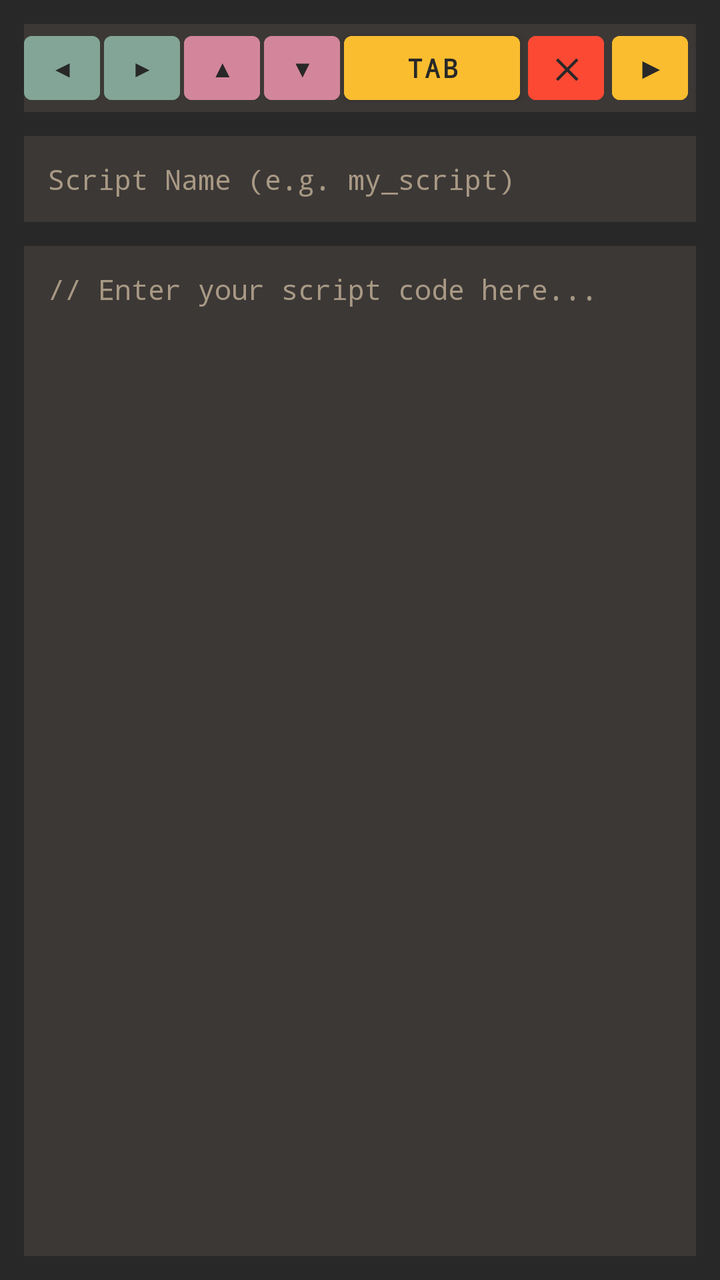
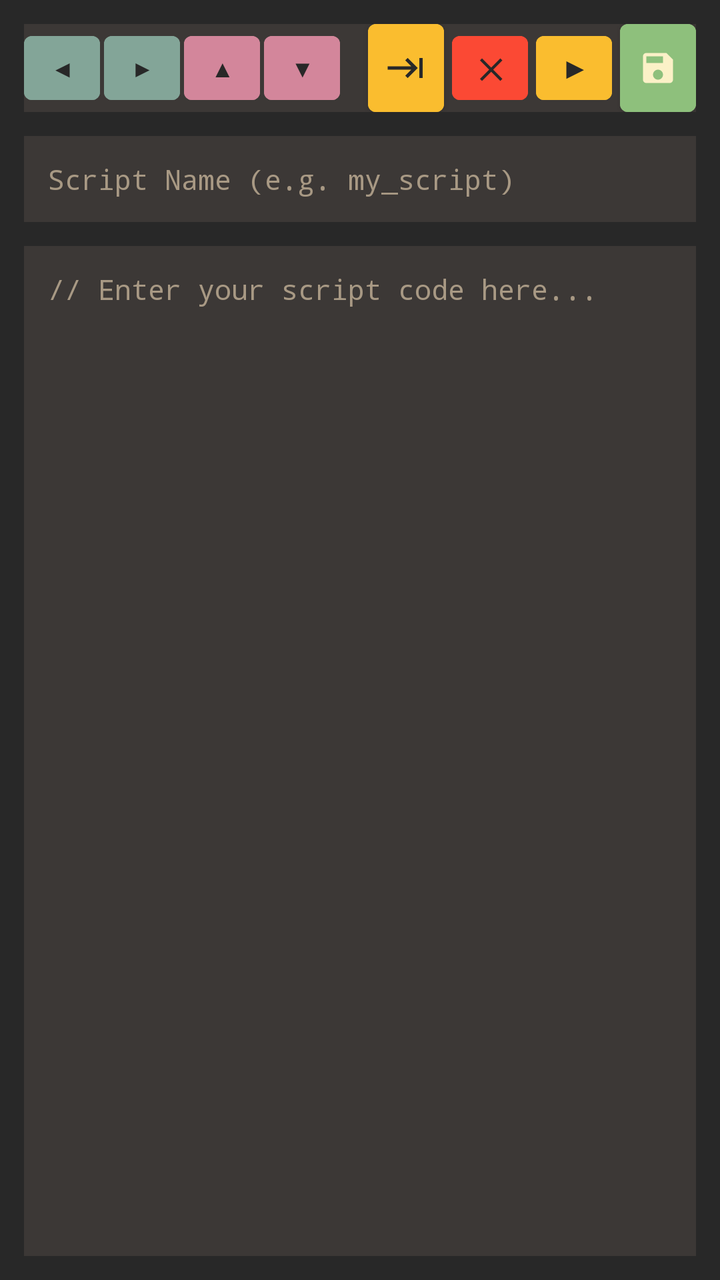

An Android layout rendered at two revisions. The XML below is the earlier revision; the diff shows what the commit changed to produce the second picture.
<!-- AndroidManifest.xml: application theme Theme.Droidulator -->
<!-- res/layout/dialog_script_editor.xml -->
<?xml version="1.0" encoding="utf-8"?>
<LinearLayout xmlns:android="http://schemas.android.com/apk/res/android"
    xmlns:app="http://schemas.android.com/apk/res-auto"
    android:id="@+id/script_editor_root"
    android:layout_width="match_parent"
    android:layout_height="match_parent"
    android:orientation="vertical"
    android:background="@color/gruvbox_bg"
    android:padding="12dp">

    
    <LinearLayout
        android:id="@+id/script_editor_topbar"
        android:layout_width="match_parent"
        android:layout_height="44dp"
        android:orientation="horizontal"
        android:gravity="center_vertical"
        android:background="@color/gruvbox_bg_soft"
        android:layout_marginBottom="12dp">

        
        <Button
            android:id="@+id/btn_script_nav_left"
            android:contentDescription="@string/access_btn_nav_left"
            android:layout_width="38dp"
            android:layout_height="match_parent"
            android:text="@string/ui_text_041"
            android:textColor="@color/gruvbox_bg"
            android:backgroundTint="@color/gruvbox_blue"
            android:textSize="12sp"
            android:padding="0dp" />

        <Button
            android:id="@+id/btn_script_nav_right"
            android:contentDescription="@string/access_btn_nav_right"
            android:layout_width="38dp"
            android:layout_height="match_parent"
            android:text="@string/ui_text_042"
            android:textColor="@color/gruvbox_bg"
            android:backgroundTint="@color/gruvbox_blue"
            android:textSize="12sp"
            android:padding="0dp"
            android:layout_marginStart="2dp" />

        <Button
            android:id="@+id/btn_script_nav_up"
            android:contentDescription="@string/access_btn_nav_up"
            android:layout_width="38dp"
            android:layout_height="match_parent"
            android:text="@string/ui_text_043"
            android:textColor="@color/gruvbox_bg"
            android:backgroundTint="@color/gruvbox_purple"
            android:textSize="12sp"
            android:padding="0dp"
            android:layout_marginStart="2dp" />

        <Button
            android:id="@+id/btn_script_nav_down"
            android:contentDescription="@string/access_btn_nav_down"
            android:layout_width="38dp"
            android:layout_height="match_parent"
            android:text="@string/ui_text_044"
            android:textColor="@color/gruvbox_bg"
            android:backgroundTint="@color/gruvbox_purple"
            android:textSize="12sp"
            android:padding="0dp"
            android:layout_marginStart="2dp" />

        <View
            android:layout_width="0dp"
            android:layout_height="1dp"
            android:layout_weight="1" />

        
        <Button
            android:id="@+id/btn_script_tab"
            android:layout_width="wrap_content"
            android:layout_height="match_parent"
            android:text="@string/btn_tab"
            android:textColor="@color/gruvbox_bg"
            android:backgroundTint="@color/gruvbox_yellow"
            android:fontFamily="monospace"
            android:textSize="13sp"
            android:textStyle="bold"
            android:layout_marginStart="2dp"
            android:layout_marginEnd="4dp" />

        
        <Button
            android:id="@+id/btn_script_cancel"
            android:contentDescription="@string/ui_text_011"
            android:layout_width="38dp"
            android:layout_height="match_parent"
            android:text="@string/btn_clear"
            android:textColor="@color/gruvbox_bg"
            android:backgroundTint="@color/gruvbox_red"
            android:fontFamily="monospace"
            android:textSize="14sp"
            android:textStyle="bold"
            android:padding="0dp" />

        
        <Button
            android:id="@+id/btn_script_run"
            android:contentDescription="@string/ui_text_046"
            android:layout_width="38dp"
            android:layout_height="match_parent"
            android:text="▶"
            android:textColor="@color/gruvbox_bg"
            android:backgroundTint="@color/gruvbox_yellow"
            android:fontFamily="sans-serif"
            android:textSize="14sp"
            android:textStyle="bold"
            android:padding="0dp"
            android:layout_marginStart="4dp" />

        
        <com.google.android.material.button.MaterialButton
            android:id="@+id/btn_script_save"
            android:contentDescription="@string/ui_text_047"
            android:layout_width="38dp"
            android:layout_height="match_parent"
            android:backgroundTint="@color/gruvbox_aqua"
            app:icon="@drawable/ic_save"
            app:iconGravity="textStart"
            app:iconPadding="0dp"
            app:iconSize="20dp"
            app:iconTint="@color/gruvbox_light_bg"
            android:padding="0dp"
            android:insetTop="0dp"
            android:insetBottom="0dp"
            android:insetLeft="0dp"
            android:insetRight="0dp"
            android:layout_marginStart="4dp" />
    </LinearLayout>

    
    <EditText
        android:id="@+id/et_script_name"
        android:inputType="textNoSuggestions"
        android:layout_width="match_parent"
        android:layout_height="wrap_content"
        android:hint="@string/ui_text_048"
        android:textColorHint="@color/gruvbox_fg_dim"
        android:textColor="@color/gruvbox_fg"
        android:background="@color/gruvbox_bg_soft"
        android:fontFamily="monospace"
        android:textSize="14sp"
        android:padding="12dp"
        android:singleLine="true"
        android:layout_marginBottom="12dp" />

    
    <EditText
        android:id="@+id/et_script_code"
        android:layout_width="match_parent"
        android:layout_height="0dp"
        android:layout_weight="1"
        android:hint="@string/ui_text_049"
        android:textColorHint="@color/gruvbox_fg_dim"
        android:textColor="@color/gruvbox_fg"
        android:background="@color/gruvbox_bg_soft"
        android:fontFamily="monospace"
        android:textSize="14sp"
        android:padding="12dp"
        android:gravity="top|start"
        android:inputType="textMultiLine|textNoSuggestions"
        android:scrollbars="vertical" />

</LinearLayout>
<!-- resources referenced by this layout -->
<resources>
  <color name="gruvbox_aqua">#8ec07c</color>
  <color name="gruvbox_bg">#282828</color>
  <color name="gruvbox_bg_soft">#3c3836</color>
  <color name="gruvbox_blue">#83a598</color>
  <color name="gruvbox_fg">#ebdbb2</color>
  <color name="gruvbox_fg_dim">#a89984</color>
  <color name="gruvbox_light_bg">#fbf1c7</color>
  <color name="gruvbox_purple">#d3869b</color>
  <color name="gruvbox_red">#fb4934</color>
  <color name="gruvbox_yellow">#fabd2f</color>
  <!-- drawable ic_save (drawable) -->
  <vector xmlns:android="http://schemas.android.com/apk/res/android"
      android:width="20dp"
      android:height="20dp"
      android:viewportWidth="24"
      android:viewportHeight="24">
      <path
          android:fillColor="@android:color/white"
          android:pathData="M17,3H5c-1.11,0 -2,0.9 -2,2v14c0,1.1 0.89,2 2,2h14c1.1,0 2,-0.9 2,-2V7l-4,-4zm-5,16c-1.66,0 -3,-1.34 -3,-3s1.34,-3 3,-3 3,1.34 3,3 -1.34,3 -3,3zm3,-10H5V5h10v4z"/>
  </vector>
  <string name="access_btn_nav_down">Next command</string>
  <string name="access_btn_nav_left">Move cursor left</string>
  <string name="access_btn_nav_right">Move cursor right</string>
  <string name="access_btn_nav_up">Previous command</string>
  <string name="btn_clear">✕</string>
  <string name="btn_tab">Tab</string>
  <string name="ui_text_011" formatted="false">Cancel</string>
  <string name="ui_text_041" formatted="false">◀</string>
  <string name="ui_text_042" formatted="false">▶</string>
  <string name="ui_text_043" formatted="false">▲</string>
  <string name="ui_text_044" formatted="false">▼</string>
  <string name="ui_text_046" formatted="false">▶ RUN</string>
  <string name="ui_text_047" formatted="false">SAVE</string>
  <string name="ui_text_048" formatted="false">Script Name (e.g. my_script)</string>
  <string name="ui_text_049" formatted="false">// Enter your script code here...</string>
  <style name="Theme.Droidulator" parent="Theme.MaterialComponents.DayNight.NoActionBar">
          <item name="colorPrimary">@color/gruvbox_green</item>
          <item name="colorPrimaryVariant">@color/gruvbox_aqua</item>
          <item name="colorOnPrimary">@color/gruvbox_bg</item>
          <item name="android:statusBarColor">@color/gruvbox_bg</item>
          <item name="android:windowBackground">@color/gruvbox_bg</item>
          <item name="alertDialogTheme">@style/GruvboxAlertDialogTheme</item>
          <item name="android:alertDialogTheme">@style/GruvboxAlertDialogTheme</item>
      </style>
  <color name="gruvbox_green">#b8bb26</color>
  <style name="GruvboxAlertDialogTheme" parent="Theme.MaterialComponents.DayNight.Dialog.Alert">
          <item name="android:windowBackground">@color/gruvbox_bg</item>
          <item name="android:colorBackground">@color/gruvbox_bg</item>
          <item name="colorSurface">@color/gruvbox_bg</item>
          <item name="colorOnSurface">@color/gruvbox_fg</item>
          <item name="android:textColorPrimary">@color/gruvbox_fg</item>
          <item name="android:textColorSecondary">@color/gruvbox_fg_dim</item>
          <item name="colorAccent">@color/gruvbox_aqua</item>
      </style>
</resources>

<!-- the commit's change to res/layout/dialog_script_editor.xml (unified diff, before → after) -->
@@ -72,16 +72,22 @@
             android:layout_weight="1" />
 
         
-        <Button
+        <com.google.android.material.button.MaterialButton
             android:id="@+id/btn_script_tab"
-            android:layout_width="wrap_content"
+            android:contentDescription="@string/btn_tab"
+            android:layout_width="38dp"
             android:layout_height="match_parent"
-            android:text="@string/btn_tab"
-            android:textColor="@color/gruvbox_bg"
             android:backgroundTint="@color/gruvbox_yellow"
-            android:fontFamily="monospace"
-            android:textSize="13sp"
-            android:textStyle="bold"
+            app:icon="@drawable/ic_tab"
+            app:iconGravity="textStart"
+            app:iconPadding="0dp"
+            app:iconSize="20dp"
+            app:iconTint="@color/gruvbox_bg"
+            android:padding="0dp"
+            android:insetTop="0dp"
+            android:insetBottom="0dp"
+            android:insetLeft="0dp"
+            android:insetRight="0dp"
             android:layout_marginStart="2dp"
             android:layout_marginEnd="4dp" />
 
<!-- resource entries referenced after the edit -->
@@ -19,6 +19,16 @@
       <path
           android:fillColor="@android:color/white"
           android:pathData="M17,3H5c-1.11,0 -2,0.9 -2,2v14c0,1.1 0.89,2 2,2h14c1.1,0 2,-0.9 2,-2V7l-4,-4zm-5,16c-1.66,0 -3,-1.34 -3,-3s1.34,-3 3,-3 3,1.34 3,3 -1.34,3 -3,3zm3,-10H5V5h10v4z"/>
+  </vector>
+  <!-- drawable ic_tab (drawable) -->
+  <vector xmlns:android="http://schemas.android.com/apk/res/android"
+      android:width="20dp"
+      android:height="20dp"
+      android:viewportWidth="24"
+      android:viewportHeight="24">
+      <path
+          android:fillColor="@android:color/white"
+          android:pathData="M11.59,7.41L15.17,11H1v2h14.17l-3.59,3.59L13,18l6,-6 -6,-6 -1.41,1.41zM20,6v12h2V6h-2z"/>
   </vector>
   <string name="access_btn_nav_down">Next command</string>
   <string name="access_btn_nav_left">Move cursor left</string>
